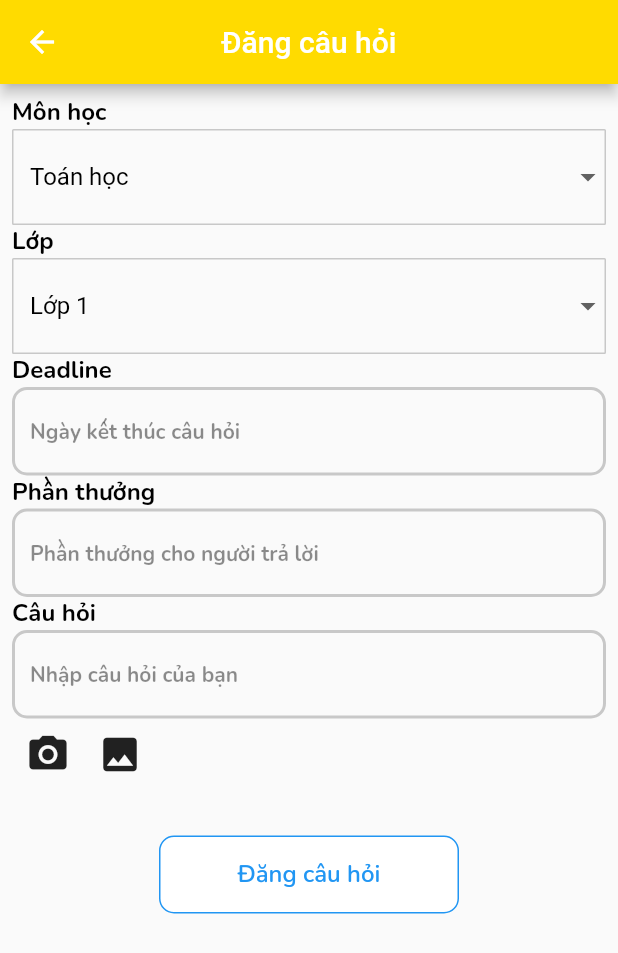
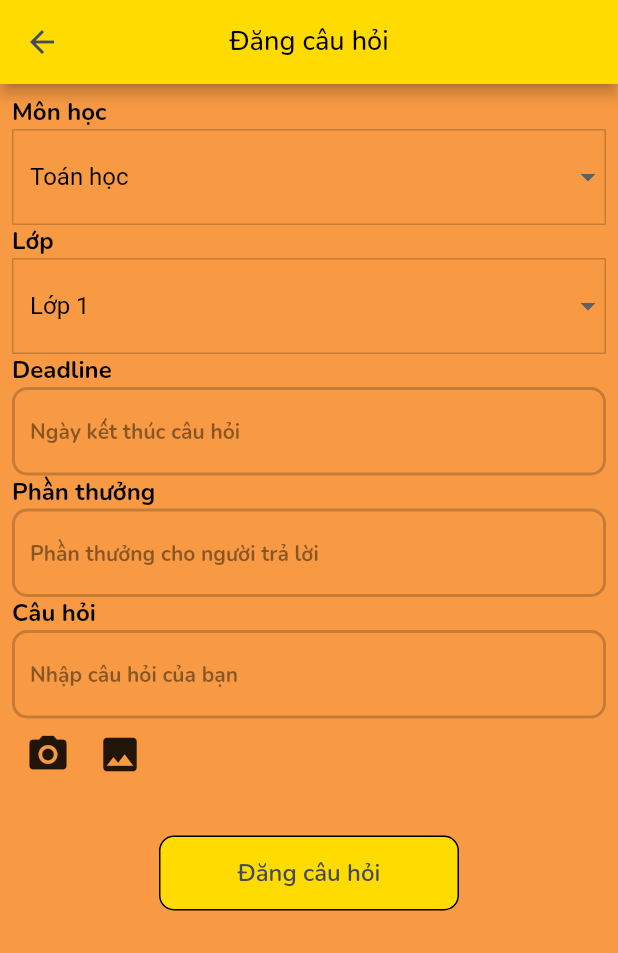
Before and after one commit to phudqph09495/app_q_n_a, a Flutter app: the screen it shows after launch, after a tap on "Đặt câu hỏi", on a phone screen of 412 x 824 dp. Shown: the top 953 px of the screen. Run offline on Flutter 3.47's test engine with Material 2 defaults, Android fonts, the phone set to English and light mode, and no system bars; our stand-ins replace flutter_rating_bar, font_awesome_flutter, google_fonts, image_cropper, image_picker, readmore and 2 more; network calls fail.

Commit message:
Đoàn Quang Phú-Update code 18/06/2022
Chỉnh sửa giao diện

```diff
--- a/lib/Screens/account/edit_account/edit_profile.dart
+++ b/lib/Screens/account/edit_account/edit_profile.dart
@@ -27,7 +27,7 @@ class EditProfile extends StatelessWidget {
             Navigator.pop(context);
           },
           icon: Icon(
-            Platform.isAndroid ? Icons.back_hand : Icons.arrow_back_ios,
+            Platform.isAndroid ? Icons.arrow_back : Icons.arrow_back_ios,
             color: ColorApp.black,
           ),
         ),
--- a/lib/Screens/account/profile.dart
+++ b/lib/Screens/account/profile.dart
@@ -29,8 +29,8 @@ class ProfileScreen extends StatelessWidget {
               Navigator.pop(context);
             },
             icon: Icon(
-              Platform.isAndroid ? Icons.back_hand : Icons.arrow_back_ios,
-              color: ColorApp.orangeF01,
+              Platform.isAndroid ? Icons.arrow_back : Icons.arrow_back_ios,
+              color: ColorApp.black,
             ),
           ),
         ),
--- a/lib/Screens/add_question.dart
+++ b/lib/Screens/add_question.dart
@@ -73,11 +73,20 @@ class _AddQuestionState extends State<AddQuestion> {
   @override
   Widget build(BuildContext context) {
     return Scaffold(
+      backgroundColor: ColorApp.orangeF8,
       appBar: AppBar(
         centerTitle: true,
         backgroundColor: ColorApp.orangeF2,
-        title: Text('Đăng câu hỏi'),
-
+        title: Text('Đăng câu hỏi',style: StyleApp.textStyle500(fontSize: 18),),
+        leading: IconButton(
+          onPressed: () {
+            Navigator.pop(context);
+          },
+          icon: Icon(
+            Platform.isAndroid ? Icons.arrow_back : Icons.arrow_back_ios,
+            color: ColorApp.black,
+          ),
+        ),
       ),
       body: SingleChildScrollView(
         child: Padding(
@@ -184,11 +193,13 @@ SizedBox(height: 30,),
                 Row(
                   mainAxisAlignment: MainAxisAlignment.center,
                   children: [
-                    Button1(
-                        colorButton: Colors.white,
-                        textColor: Colors.blue,
+                    Button1(ontap: (){
+
+                    },
+                        colorButton: ColorApp.orangeF2,
+                        textColor: ColorApp.black,
                         textButton: 'Đăng câu hỏi',
-                        width: 200,radius: 10,border: Border.all(color: Colors.blue)),
+                        width: 200,radius: 10,border: Border.all(color: Colors.black)),
                   ],
                 )
               ],
--- a/lib/Screens/home.dart
+++ b/lib/Screens/home.dart
@@ -1,5 +1,7 @@
 import 'package:app_q_n_a/Screens/answer_screen.dart';
+import 'package:app_q_n_a/Screens/filter.dart';
 import 'package:app_q_n_a/Screens/search_screen.dart';
+import 'package:app_q_n_a/item/button.dart';
 import 'package:app_q_n_a/item/load_image.dart';
 import 'package:app_q_n_a/item/top_member_list.dart';
 import 'package:app_q_n_a/item/top_member_tile.dart';
@@ -29,8 +31,7 @@ class _HomeScreenState extends State<HomeScreen> {
         label: Text('Đặt câu hỏi'),
         icon: Icon(Icons.add),
       ),
-
-      backgroundColor:ColorApp.orangeF8,
+      backgroundColor: ColorApp.orangeF8,
       appBar: AppBar(
         backgroundColor: ColorApp.orangeF2,
         elevation: 0,
@@ -78,8 +79,22 @@ class _HomeScreenState extends State<HomeScreen> {
         child: Padding(
           padding: const EdgeInsets.all(8.0),
           child: Column(
+            crossAxisAlignment: CrossAxisAlignment.start,
+           mainAxisAlignment: MainAxisAlignment.center,
             children: [
-              Header(context),
+              // Header(context),
+              Button1(
+                colorButton: ColorApp.orangeF2,
+                textColor: ColorApp.black,
+                textButton: 'Lọc câu hỏi',
+                width: 150,
+                height: 35,
+                ontap: (){
+                  Navigator.push(context,
+                      MaterialPageRoute(builder: (context) =>Filter()));
+                },
+              ),
+              SizedBox(height: 8,),
               ListQuestion(
                 ontap: () {
                   Navigator.push(context,
--- a/lib/Screens/login.dart
+++ b/lib/Screens/login.dart
@@ -35,7 +35,7 @@ class _LoginScreenState extends State<LoginScreen> {
             Navigator.pop(context);
           },
           icon: Icon(
-            Platform.isAndroid ? Icons.back_hand : Icons.arrow_back_ios,
+            Platform.isAndroid ? Icons.arrow_back : Icons.arrow_back_ios,
             color: ColorApp.black,
           ),
         ),
@@ -93,7 +93,7 @@ class _LoginScreenState extends State<LoginScreen> {
             const SizedBox(
               height: 20,
             ),
-            Button1(
+            Button1(ontap: (){},
                 textColor: Colors.white,
                 textButton: 'Đăng nhập',
                 colorButton: Colors.blue,
@@ -102,6 +102,7 @@ class _LoginScreenState extends State<LoginScreen> {
               height: 30,
             ),
             Button1(
+              ontap: (){},
                 icon: true,
                 imagePath: 'images/Google.png',
                 textColor: Colors.black,
@@ -113,6 +114,7 @@ class _LoginScreenState extends State<LoginScreen> {
               height: 10,
             ),
             Button1(
+              ontap: (){},
                 icon: true,
                 imagePath: 'images/Facebook.png',
                 textColor: Colors.black,
--- a/lib/Screens/registration.dart
+++ b/lib/Screens/registration.dart
@@ -45,7 +45,7 @@ TextEditingController confirm=TextEditingController();
             Navigator.pop(context);
           },
           icon: Icon(
-            Platform.isAndroid ? Icons.back_hand : Icons.arrow_back_ios,
+            Platform.isAndroid ? Icons.arrow_back : Icons.arrow_back_ios,
             color: ColorApp.black,
           ),
         ),
--- a/lib/item/button.dart
+++ b/lib/item/button.dart
@@ -2,37 +2,116 @@ import 'package:app_q_n_a/styles/init_style.dart';
 import 'package:flutter/material.dart';
 import 'package:google_fonts/google_fonts.dart';
 
-Widget Button1({
-  String? imagePath,
-  bool icon = false,
-  Function()? ontap,
-  double height = 52,
-  double? width,
-  required Color colorButton,
-  double radius = 5,
-  Border? border,
-  required Color textColor,
-  required String textButton,
-}) {
-  return InkWell(
-    onTap: ontap,
-    child: Container(
-      height: height,
-      width: width,
+class Button1 extends StatefulWidget {
+ String? imagePath;
+ bool icon;
+ Function()? ontap;
+     double height;
+ double? width;
+    Color colorButton;
+     double radius;
+ Border? border;
+      Color textColor;
+ String textButton;
+ Button1({this.height=50,this.ontap,required this.colorButton,this.icon=false,required this.textColor,required this.textButton,this.width,this.border,this.imagePath,this.radius=5});
+
+
+
+
+  @override
+  State<Button1> createState() => _Button1State();
+}
+
+class _Button1State extends State<Button1> {
+  List<Color> _colors = <Color>[
+
+    ColorApp.orangeF2,
+    ColorApp.orangeF0,
+    ColorApp.orangeF01,
+   ColorApp.blue3D,
+    ColorApp.whiteF7,
+
+
+
+  ];
+  int _currentColorIndex = 0;
+  void _incrementColorIndex() {
+    setState(() {
+      if (_currentColorIndex < _colors.length - 1) {
+        _currentColorIndex++;
+      } else {
+        _currentColorIndex = 0;
+      }
+
+      widget.colorButton=_colors[_currentColorIndex];
+    });
+  }
+  @override
+  Widget build(BuildContext context) {
+    return Container(
+      height:widget.height,
+      width: widget.width,
       decoration: BoxDecoration(
-        borderRadius: BorderRadius.circular(radius),
-        color: colorButton,
-        border: border,
+        borderRadius: BorderRadius.circular(widget.radius),
+        color: widget.colorButton,
+        border: widget.border,
       ),
       alignment: Alignment.center,
+      child: FlatButton(onPressed: widget.ontap,onLongPress: (){
+        setState((){
+_incrementColorIndex();
+        });
+      },
+        height: widget.height,
         child: Row(
           mainAxisAlignment: MainAxisAlignment.center,
+          crossAxisAlignment: CrossAxisAlignment.center,
           children: [
-          icon ? Image.asset(imagePath!) : SizedBox(),
-          Text(textButton,
-              style: StyleApp.textStyle600(fontSize: 16, color: textColor)),
+            widget.icon ? Image.asset(widget.imagePath!) : SizedBox(),
+            Text(widget.textButton,
+                style: StyleApp.textStyle600(fontSize: 16, color: widget.textColor)),
           ],
         ),
       ),
     );
   }
+}
+
+
+
+
+// Widget Button1({
+//   String? imagePath,
+//   bool icon = false,
+//   Function()? ontap,
+//   double height = 50,
+//   double? width,
+//   required Color colorButton,
+//   double radius = 5,
+//   Border? border,
+//   required Color textColor,
+//   required String textButton,
+// }) {
+//   return Container(
+//     height: height,
+//     width: width,
+//     decoration: BoxDecoration(
+//       borderRadius: BorderRadius.circular(radius),
+//       color: colorButton,
+//       border: border,
+//     ),
+//     alignment: Alignment.center,
+//     child: FlatButton(onPressed: ontap,
+//       height: height,
+//       child: Row(
+//         mainAxisAlignment: MainAxisAlignment.center,
+// crossAxisAlignment: CrossAxisAlignment.center,
+//         children: [
+//           icon ? Image.asset(imagePath!) : SizedBox(),
+//           Text(textButton,
+//               style: StyleApp.textStyle600(fontSize: 16, color: textColor)),
+//         ],
+//       ),
+//     ),
+//   );
+// }
--- a/lib/item/header.dart
+++ b/lib/item/header.dart
@@ -7,37 +7,18 @@ import 'package:font_awesome_flutter/font_awesome_flutter.dart';
 import 'package:app_q_n_a/Screens/filter.dart';
 Widget Header(BuildContext context){
   return
-  Row(
-    children: [
   FlatButton(
+
       onPressed: () {
         Navigator.push(context, MaterialPageRoute(builder: (context)=>Filter()));
       },
       child: Container(
-
+width: 150,
+color: ColorApp.orangeF2,
         child: Row(
           children: [
             Icon(Icons.menu_open_sharp,),
             Text('Lọc câu hỏi',style: StyleApp.textStyle700(),)
           ],
         ),
-          )),
-      Spacer(),
-      FlatButton(
-          onPressed: () {
-            Navigator.push(context, MaterialPageRoute(builder: (context)=>TopMemberScreen()));
-          },
-          child: Container(
-            child: Row(
-              children: [
-                Text('Top thành viên ',style: StyleApp.textStyle700()),
-                const FaIcon(
-                  FontAwesomeIcons.trophy,
-                  color: ColorApp.black,
-                  size: 14,
-                ),
-              ],
-            ),
-          ))
-    ],
-  );}
+      ));}
--- a/lib/item/question_tile.dart
+++ b/lib/item/question_tile.dart
@@ -92,7 +92,7 @@ color: ColorApp.orangeF2.withOpacity(0.3),
                 ),
                 Button1(
                   height: 30,
-                    width: 70,
+
                     colorButton: Colors.white,
                     textColor: Colors.blue,
                     textButton: 'Trả lời',
--- a/lib/item/radio_list_tile.dart
+++ b/lib/item/radio_list_tile.dart
@@ -15,10 +15,11 @@ class _RadioTileState extends State<RadioTile> {
   @override
   Widget build(BuildContext context) {
     return RadioListTile<int>(
+      contentPadding: EdgeInsets.zero,
       dense: true,
       toggleable: true,
       value: widget.index,
-      title: Container(child: Text(widget.title,style: StyleApp.textStyle500(fontSize: 12),)),
+      title: Text(widget.title,style: StyleApp.textStyle500(fontSize: 14),),
       groupValue: widget.groupValue,
       onChanged: widget.onChange
       ,);
--- a/lib/main.dart
+++ b/lib/main.dart
@@ -17,7 +17,7 @@ class MyApp extends StatelessWidget {
       ],
       child: MaterialApp(
         theme: ThemeData(
-          unselectedWidgetColor: Colors.green,
+          unselectedWidgetColor: Colors.blue,
         ),
         debugShowCheckedModeBanner: false,
         localizationsDelegates: const [
```
Also changed, not shown: lib/Screens/add_answer.dart (+14 -5 lines), lib/Screens/answer_screen.dart (+6 -3 lines), lib/Screens/filter.dart (+14 -4 lines), lib/Screens/forgot_password.dart (+15 -3 lines), lib/Screens/search_screen.dart (+19 -4 lines), lib/item/grid_view.dart (+3 -5 lines). Lines whose indentation alone changed are shown as unchanged.
